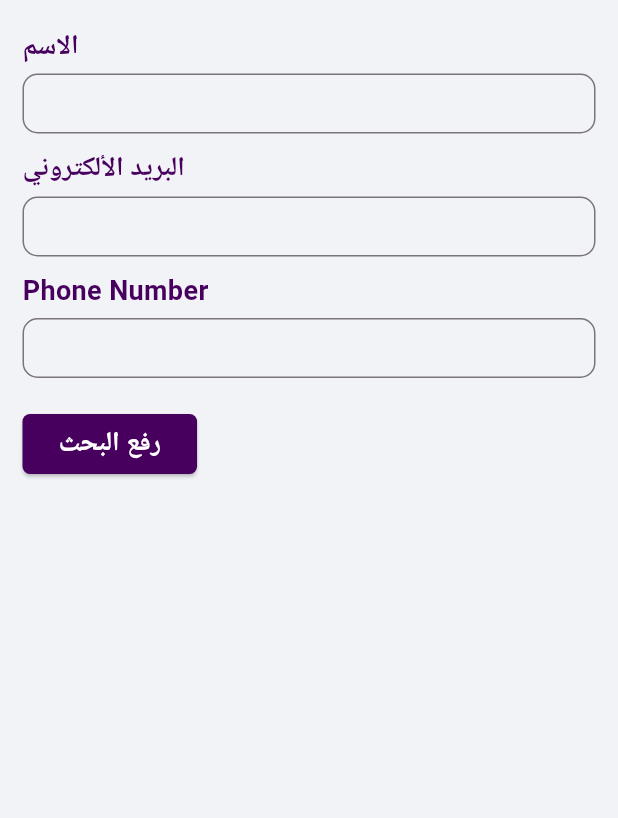
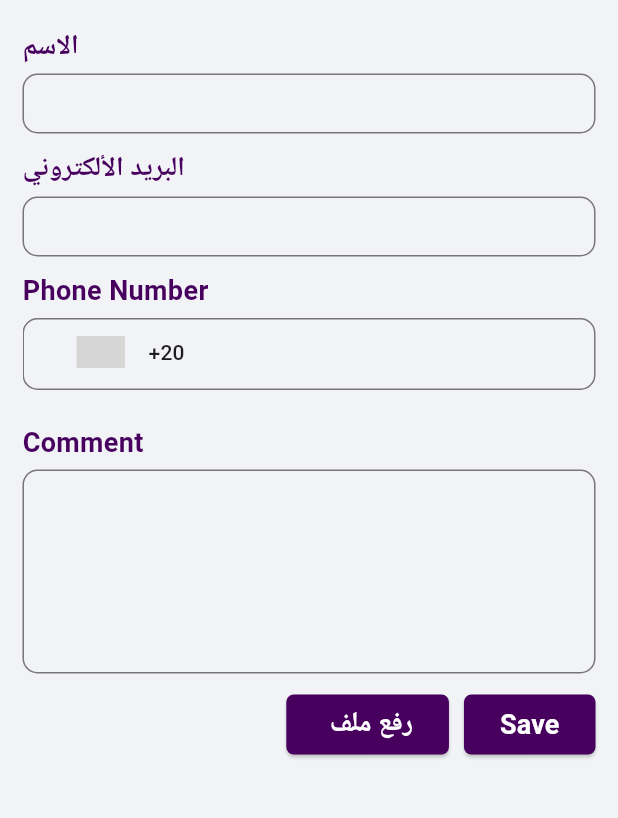
Before and after one commit to EslamKamel89/dlalat_quaran_new, a Flutter app: the AddResearchView screen opened by its route, on a phone screen of 412 x 824 dp, the part 90-908 px from its top. Run offline on Flutter 3.47's test engine with Material 3 defaults, Android fonts, the phone set to English and light mode, and no system bars; drawn by our look-alikes of country_code_picker; our stand-ins replace audioplayers, device_info_plus, dio, file_picker, flutter_html, flutter_spinkit and 10 more; accounts and stored records are empty; Roboto replaces fonts that are missing (Almarai); statements that could not run were skipped; grey boxes are pictures that could not be loaded.

Commit message:
connecting_add_research

```diff
--- a/lib/main.dart
+++ b/lib/main.dart
@@ -1,10 +1,8 @@
 import 'dart:developer';
 
 import 'package:audioplayers/audioplayers.dart';
-import 'package:dlalat_quaran_new/controllers/comment_controller.dart';
 // import 'package:device_preview/device_preview.dart';
 import 'package:dlalat_quaran_new/db/database_helper.dart';
-import 'package:dlalat_quaran_new/network/sync_manager.dart';
 import 'package:dlalat_quaran_new/ui/about_app_screen.dart';
 import 'package:dlalat_quaran_new/ui/add_comment.dart';
 import 'package:dlalat_quaran_new/ui/add_research.dart';
@@ -26,6 +24,7 @@ import 'package:dlalat_quaran_new/ui/video_player_screen.dart';
 import 'package:dlalat_quaran_new/utils/audio_folders.dart';
 import 'package:dlalat_quaran_new/utils/constants.dart';
 import 'package:dlalat_quaran_new/utils/current_locales.dart';
+import 'package:dlalat_quaran_new/utils/initialize_get_controllers.dart';
 import 'package:dlalat_quaran_new/utils/servicle_locator.dart';
 import 'package:flutter/material.dart';
 import 'package:flutter/services.dart';
@@ -60,8 +59,7 @@ class DlalatQuran extends StatefulWidget {
 class _DlalatQuranState extends State<DlalatQuran> {
   @override
   void initState() {
-    Get.put(SyncManager()..syncData(), permanent: true);
-    Get.put(CommentController(dioConsumer: serviceLocator()), permanent: true);
+    initializeGetController();
     super.initState();
   }
 
--- a/lib/ui/add_research.dart
+++ b/lib/ui/add_research.dart
@@ -1,4 +1,9 @@
+import 'package:country_code_picker/country_code_picker.dart';
+import 'package:dlalat_quaran_new/controllers/add_reserch_controller.dart';
+import 'package:dlalat_quaran_new/dialogs/custom_snack_bar.dart';
+import 'package:dlalat_quaran_new/utils/api_service/upload_file_to_api.dart';
 import 'package:dlalat_quaran_new/utils/colors.dart';
+import 'package:dlalat_quaran_new/utils/print_helper.dart';
 import 'package:dlalat_quaran_new/widgets/custom_buttons.dart';
 import 'package:dlalat_quaran_new/widgets/quran_toolbar.dart';
 import 'package:flutter/material.dart';
@@ -13,9 +18,25 @@ class AddResearchView extends StatefulWidget {
 }
 
 class _AddResearchViewState extends State<AddResearchView> {
+  late GlobalKey<FormState> formKey;
+  String name = '';
+  String email = '';
+  String phone = '';
+  String comment = '';
+  String countryCode = '';
+  late AddResearchController addResearchController;
+  @override
+  void initState() {
+    formKey = GlobalKey<FormState>();
+    addResearchController = Get.find<AddResearchController>();
+    super.initState();
+  }
+
   @override
   Widget build(BuildContext context) {
-    return Scaffold(
+    return Form(
+      key: formKey,
+      child: Scaffold(
         appBar: QuranBar('أضف بحث'.tr),
         backgroundColor: lightGray2,
         body: Padding(
@@ -35,15 +56,21 @@ class _AddResearchViewState extends State<AddResearchView> {
                   ),
                 ),
                 const SizedBox(height: 5),
-              TextField(
-                // minLines: 5,
-                // maxLines: 6,
+                TextFormField(
+                  onChanged: (value) {
+                    name = value;
+                  },
+                  validator: (value) {
+                    if (value == '') {
+                      return 'لا يمكن ترك هذا الحقل فارغ';
+                    }
+                    return null;
+                  },
                   decoration: InputDecoration(
-                  border: OutlineInputBorder(
-                      borderRadius: BorderRadius.circular(10)),
+                    border: OutlineInputBorder(borderRadius: BorderRadius.circular(10)),
                     labelText: '',
-                  isDense: true, // Added this
-                  contentPadding: const EdgeInsets.all(8), // Added this
+                    isDense: true,
+                    contentPadding: const EdgeInsets.all(8),
                   ),
                 ),
                 const SizedBox(height: 10),
@@ -57,15 +84,21 @@ class _AddResearchViewState extends State<AddResearchView> {
                   ),
                 ),
                 const SizedBox(height: 5),
-              TextField(
-                // minLines: 5,
-                // maxLines: 6,
+                TextFormField(
+                  onChanged: (value) {
+                    email = value;
+                  },
+                  validator: (value) {
+                    if (value == '') {
+                      return 'لا يمكن ترك هذا الحقل فارغ';
+                    }
+                    return null;
+                  },
                   decoration: InputDecoration(
-                  border: OutlineInputBorder(
-                      borderRadius: BorderRadius.circular(10)),
+                    border: OutlineInputBorder(borderRadius: BorderRadius.circular(10)),
                     labelText: '',
-                  isDense: true, // Added this
-                  contentPadding: const EdgeInsets.all(8), // Added this
+                    isDense: true,
+                    contentPadding: const EdgeInsets.all(8),
                   ),
                 ),
                 const SizedBox(height: 10),
@@ -79,72 +112,128 @@ class _AddResearchViewState extends State<AddResearchView> {
                   ),
                 ),
                 const SizedBox(height: 5),
-              TextField(
-                // minLines: 5,
-                // maxLines: 6,
+                Directionality(
+                  textDirection: TextDirection.ltr,
+                  child: Stack(
+                    children: [
+                      SizedBox(
+                        height: 60,
+                        child: TextFormField(
+                          keyboardType: TextInputType.phone,
+                          onChanged: (value) {
+                            phone = value;
+                          },
+                          validator: (value) {
+                            if (value == '') {
+                              // return 'لا يمكن ترك هذا الحقل فارغ';
+                            }
+                            return null;
+                          },
                           decoration: InputDecoration(
-                  border: OutlineInputBorder(
-                      borderRadius: BorderRadius.circular(10)),
+                            prefixIcon: const SizedBox(width: 110),
+                            border: OutlineInputBorder(borderRadius: BorderRadius.circular(10)),
                             labelText: '',
-                  isDense: true, // Added this
-                  contentPadding: const EdgeInsets.all(8), // Added this
+                            isDense: true,
+                            contentPadding: const EdgeInsets.all(8),
                           ),
                         ),
-              const SizedBox(height: 20),
-              // Text(
-              //   'Research'.tr,
-              //   style: const TextStyle(
-              //     fontWeight: FontWeight.bold,
-              //     color: primaryColor,
-              //     fontSize: 18,
-              //     fontFamily: 'Almarai',
-              //   ),
-              // ),
-              // const SizedBox(height: 5),
-              // TextField(
-              //   minLines: 5,
-              //   maxLines: 6,
-              //   decoration: InputDecoration(
-              //     border: OutlineInputBorder(borderRadius: BorderRadius.circular(10)),
-              //     // labelText: 'Even Densed TextFiled',
-              //     isDense: true, // Added this
-              //     contentPadding: const EdgeInsets.all(8), // Added this
-              //   ),
-              // ),
-              // const SizedBox(height: 10),
-              PrimaryButton(
-                onPressed: () {
-                  Get.back();
-                  Get.showSnackbar(
-                    GetSnackBar(
-                      overlayColor: Colors.white,
-                      titleText: const Text(
-                        'شكرا',
-                        style: TextStyle(
+                      ),
+                      Positioned(
+                        top: -4,
+                        child: CountryCodePicker(
+                          initialSelection: '+20',
+                          onChanged: (value) {
+                            countryCode = value.dialCode ?? '';
+                          },
+                        ),
+                      ),
+                    ],
+                  ),
+                ),
+                const SizedBox(height: 10),
+                Text(
+                  'comment'.tr,
+                  style: const TextStyle(
                     fontWeight: FontWeight.bold,
-                          color: Colors.white,
-                          fontSize: 16,
+                    color: primaryColor,
+                    fontSize: 18,
                     fontFamily: 'Almarai',
                   ),
                 ),
-                      messageText: const Text(
-                        'تم رفع بحثكم بنجاح',
-                        style: TextStyle(
+                const SizedBox(height: 5),
+                TextFormField(
+                  minLines: 5,
+                  maxLines: 5,
+                  onChanged: (value) {
+                    comment = value;
+                  },
+                  validator: (value) {
+                    if (value == '') {
+                      return 'لا يمكن ترك هذا الحقل فارغ';
+                    }
+                    return null;
+                  },
+                  decoration: InputDecoration(
+                    border: OutlineInputBorder(borderRadius: BorderRadius.circular(10)),
+                    isDense: true,
+                    contentPadding: const EdgeInsets.all(8),
+                  ),
+                ),
+                const SizedBox(height: 10),
+                Row(
+                  mainAxisAlignment: MainAxisAlignment.end,
+                  children: [
+                    PrimaryButton(
+                      onPressed: () async {
+                        AddResearchData.uploadFile = await pickFile();
+                        setState(() {});
+                      },
+                      borderRadius: 5,
+                      child: Row(
+                        children: [
+                          AddResearchData.uploadFile != null
+                              ? const Icon(Icons.check, color: Colors.white)
+                              : const SizedBox(),
+                          const SizedBox(width: 5),
+                          Text(
+                            'رفع ملف'.tr,
+                            style: const TextStyle(
                               fontWeight: FontWeight.bold,
                               color: Colors.white,
-                          fontSize: 16,
+                              fontSize: 18,
                               fontFamily: 'Almarai',
                             ),
                           ),
-                      icon: const Icon(Icons.check, color: Colors.white),
-                      duration: const Duration(seconds: 3),
-                      backgroundColor: primaryColor.withOpacity(0.8),
+                        ],
                       ),
-                  );
+                    ),
+                    const SizedBox(width: 10),
+                    PrimaryButton(
+                      onPressed: () async {
+                        if (!formKey.currentState!.validate()) {
+                          return;
+                        }
+                        if (AddResearchData.uploadFile == null) {
+                          pr("User didn't pick the file", 'submit button');
+                          showCustomSnackBar(title: 'خطأ', body: 'لم يتم أختيار ملف ', isSuccess: false);
+                          return;
+                        }
+                        if (await addResearchController.addResearch(
+                          email: email,
+                          name: name,
+                          phone: countryCode + phone,
+                          comment: comment,
+                        )) {
+                          Get.back();
+                          return;
+                        } else {
+                          showCustomSnackBar(
+                              title: "خطأ", body: "نأسف لحدوث خطا و برجاء المحاولة مرة أخري", isSuccess: false);
+                        }
                       },
                       borderRadius: 5,
                       child: Text(
-                  'رفع البحث'.tr,
+                        'save'.tr,
                         style: const TextStyle(
                           fontWeight: FontWeight.bold,
                           color: Colors.white,
@@ -155,6 +244,9 @@ class _AddResearchViewState extends State<AddResearchView> {
                     ),
                   ],
                 ),
+              ],
+            ),
+          ),
         ),
       ),
     );
```
Also changed, not shown: lib/controllers/add_reserch_controller.dart (added, +64 -0 lines), lib/controllers/explanation_controller.dart (added, +47 -0 lines), lib/utils/initialize_get_controllers.dart (added, +13 -0 lines), lib/widgets/competitions_widgets.dart (+59 -50 lines), lib/widgets/explain_dialog.dart (+28 -8 lines), pubspec.lock. Lines whose indentation alone changed are shown as unchanged.
